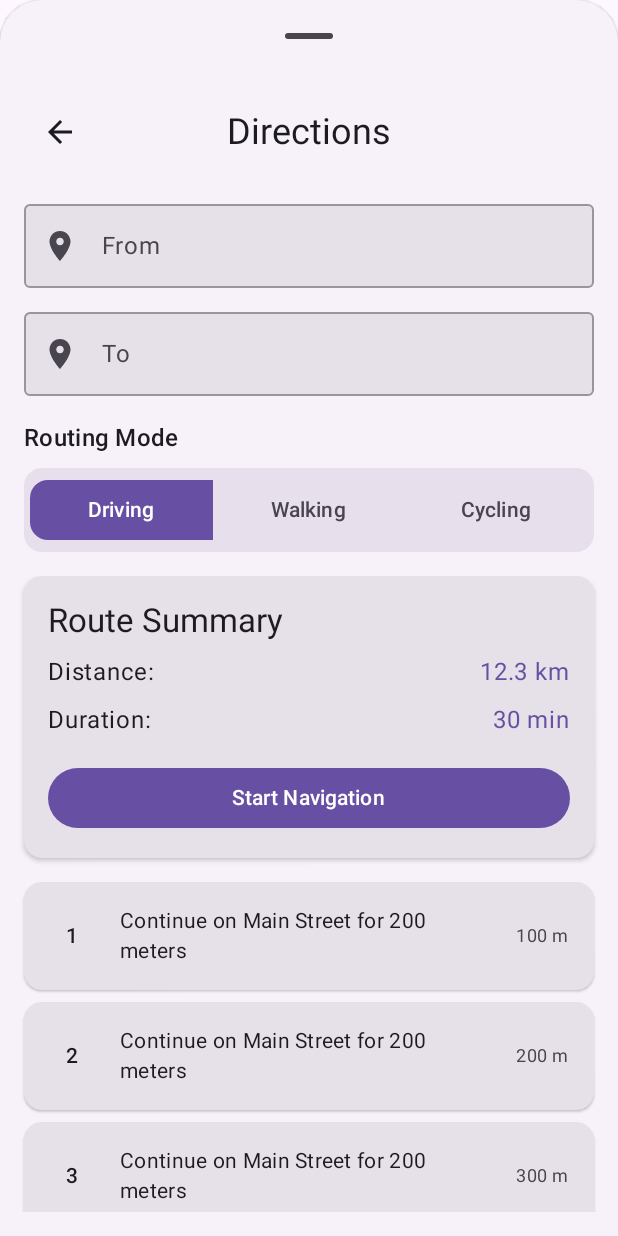
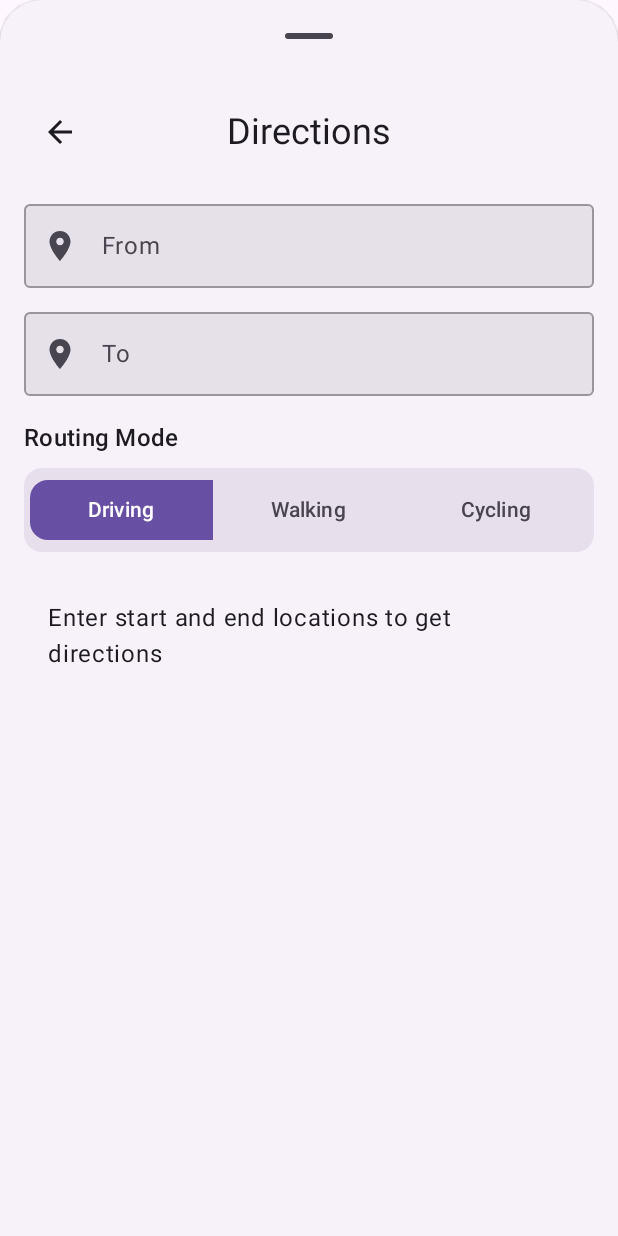
Before and after one commit to ellenhp/cardinal, an Android app built with Jetpack Compose: the DirectionsScreen screen opened through its navigation route, on a phone screen of 412 x 824 dp. Run offline under Robolectric (Android 15) with nearby library versions, the phone set to English and light mode, and no system bars; our stand-ins replace Dagger/Hilt's generated code; libraries missing offline, so code that uses them is left out: io.github.dellisd.spatialk, org.maplibre.compose; 4 statements that could not run were skipped.

Commit message:
feat: fetch and display real directions

```diff
--- a/cardinal-android/app/src/main/java/earth/maps/cardinal/ui/AppContent.kt
+++ b/cardinal-android/app/src/main/java/earth/maps/cardinal/ui/AppContent.kt
@@ -301,15 +301,15 @@ fun AppContent(
                             }
                         }
 
+                        val viewModel: DirectionsViewModel = hiltViewModel()
+                        val currentLocation = mapViewModel.locationFlow.collectAsState().value
+                        val myLocationString = stringResource(R.string.my_location)
+                        LaunchedEffect(key1 = Unit) {
                             val fromPlaceJson = backStackEntry.arguments?.getString("fromPlace")
                             val fromPlace =
                                 fromPlaceJson?.let { Gson().fromJson(it, Place::class.java) }
                             val toPlaceJson = backStackEntry.arguments?.getString("toPlace")
                             val toPlace = toPlaceJson?.let { Gson().fromJson(it, Place::class.java) }
-                        val viewModel: DirectionsViewModel = hiltViewModel()
-
-                        // Get current location from MapViewModel
-                        val currentLocation = mapViewModel.locationFlow.collectAsState().value
 
                             if (fromPlace != null) {
                                 viewModel.updateFromPlace(
@@ -318,7 +318,7 @@ fun AppContent(
                             } else if (currentLocation != null) {
                                 viewModel.updateFromPlace(
                                     Place(
-                                    name = stringResource(R.string.my_location),
+                                        name = myLocationString,
                                         id = Int.MAX_VALUE,
                                         type = "",
                                         icon = "",
@@ -329,6 +329,7 @@ fun AppContent(
                                 )
                             }
                             viewModel.updateToPlace(toPlace)
+                        }
 
                         DirectionsScreen(
                             viewModel = viewModel,
--- a/cardinal-android/app/src/main/java/earth/maps/cardinal/ui/DirectionsScreen.kt
+++ b/cardinal-android/app/src/main/java/earth/maps/cardinal/ui/DirectionsScreen.kt
@@ -12,7 +12,7 @@ import androidx.compose.foundation.layout.size
 import androidx.compose.foundation.lazy.LazyColumn
 import androidx.compose.foundation.shape.CornerSize
 import androidx.compose.material.icons.Icons
-import androidx.compose.material.icons.filled.ArrowBack
+import androidx.compose.material.icons.automirrored.filled.ArrowBack
 import androidx.compose.material.icons.filled.Close
 import androidx.compose.material.icons.filled.LocationOn
 import androidx.compose.material3.Button
@@ -65,15 +65,10 @@ fun DirectionsScreen(
     var fieldFocusState by remember { mutableStateOf(FieldFocusState.NONE) }
     val isAnyFieldFocused = fieldFocusState != FieldFocusState.NONE
 
-    // Dummy route result for UI demonstration
-    val dummyRouteResult = remember {
-        RouteResult(
-            distance = 12345.6,
-            duration = 1800.0,
-            legs = emptyList(),
-            units = "kilometers"
-        )
-    }
+    // Get route result from ViewModel
+    val routeResult = viewModel.routeResult
+    val isRouteLoading = viewModel.isRouteLoading
+    val routeError = viewModel.routeError
 
     Column(
         modifier = Modifier
@@ -103,7 +98,7 @@ fun DirectionsScreen(
                 ) {
                     IconButton(onClick = onBack) {
                         Icon(
-                            imageVector = Icons.Default.ArrowBack,
+                            imageVector = Icons.AutoMirrored.Filled.ArrowBack,
                             contentDescription = "Back"
                         )
                     }
@@ -167,10 +162,43 @@ fun DirectionsScreen(
             }
 
             // Route results
+            when {
+                isRouteLoading -> {
+                    Text(
+                        text = "Calculating route...",
+                        modifier = Modifier
+                            .fillMaxWidth()
+                            .padding(16.dp)
+                    )
+                }
+
+                routeError != null -> {
+                    Text(
+                        text = "Error: $routeError",
+                        color = MaterialTheme.colorScheme.error,
+                        modifier = Modifier
+                            .fillMaxWidth()
+                            .padding(16.dp)
+                    )
+                }
+
+                routeResult != null -> {
                     RouteResults(
-                routeResult = dummyRouteResult,
+                        routeResult = routeResult,
                         modifier = Modifier.fillMaxWidth()
                     )
+                }
+
+                else -> {
+                    // No route calculated yet
+                    Text(
+                        text = "Enter start and end locations to get directions",
+                        modifier = Modifier
+                            .fillMaxWidth()
+                            .padding(16.dp)
+                    )
+                }
+            }
         } else {
             // Show only the focused field and search results when a field is focused
             val currentFocusState = fieldFocusState
@@ -187,7 +215,7 @@ fun DirectionsScreen(
                         FieldFocusState.NONE
                     }
                 },
-                isFocused = isAnyFieldFocused,
+                isFocused = true,
                 modifier = Modifier
                     .fillMaxWidth()
                     .padding(bottom = 8.dp)
@@ -230,7 +258,7 @@ private fun PlaceField(
     onTextFieldFocusChange: (Boolean) -> Unit = {},
     isFocused: Boolean = false
 ) {
-    var textFieldValue by remember { mutableStateOf(place?.name ?: "") }
+    var textFieldValue by remember(place) { mutableStateOf(place?.name ?: "") }
     val focusRequester = remember { FocusRequester() }
 
     OutlinedTextField(
@@ -282,6 +310,11 @@ private fun PlaceField(
         if (isFocused) {
             focusRequester.requestFocus()
         }
+    }
+
+    // Update textFieldValue when place changes
+    LaunchedEffect(place) {
+        textFieldValue = place?.name ?: ""
     }
 }
 
@@ -461,8 +494,10 @@ private fun RouteResults(
             }
         }
 
-        // Dummy route steps
-        items(5) { index ->
+        // Actual route steps
+        routeResult.legs.forEach { leg ->
+            items(leg.steps.size) { index ->
+                val step = leg.steps[index]
                 Card(
                     modifier = Modifier
                         .fillMaxWidth()
@@ -490,7 +525,7 @@ private fun RouteResults(
 
                         // Step instruction
                         Text(
-                        text = "Continue on Main Street for 200 meters",
+                            text = step.instruction,
                             style = MaterialTheme.typography.bodyMedium,
                             modifier = Modifier
                                 .weight(1f)
@@ -499,7 +534,7 @@ private fun RouteResults(
 
                         // Step distance
                         Text(
-                        text = "${(index + 1) * 100} m",
+                            text = "${String.format("%.0f", step.distance * 1000)} m",
                             style = MaterialTheme.typography.bodySmall,
                             color = MaterialTheme.colorScheme.onSurfaceVariant
                         )
@@ -508,3 +543,4 @@ private fun RouteResults(
             }
         }
     }
+}
--- a/cardinal-android/app/src/main/java/earth/maps/cardinal/viewmodel/DirectionsViewModel.kt
+++ b/cardinal-android/app/src/main/java/earth/maps/cardinal/viewmodel/DirectionsViewModel.kt
@@ -10,6 +10,8 @@ import earth.maps.cardinal.data.GeocodeResult
 import earth.maps.cardinal.data.Place
 import earth.maps.cardinal.data.RoutingMode
 import earth.maps.cardinal.geocoding.GeocodingService
+import earth.maps.cardinal.routing.RouteResult
+import earth.maps.cardinal.routing.RoutingService
 import kotlinx.coroutines.FlowPreview
 import kotlinx.coroutines.flow.MutableStateFlow
 import kotlinx.coroutines.flow.StateFlow
@@ -24,7 +26,8 @@ import javax.inject.Inject
 @OptIn(FlowPreview::class)
 @HiltViewModel
 class DirectionsViewModel @Inject constructor(
-    private val geocodingService: GeocodingService
+    private val geocodingService: GeocodingService,
+    private val routingService: RoutingService
 ) : ViewModel() {
 
     // Search query flow for debouncing
@@ -52,6 +55,16 @@ class DirectionsViewModel @Inject constructor(
     var selectedRoutingMode by mutableStateOf(RoutingMode.AUTO)
         private set
 
+    // Route result state
+    var routeResult by mutableStateOf<RouteResult?>(null)
+        private set
+
+    var isRouteLoading by mutableStateOf(false)
+        private set
+
+    var routeError by mutableStateOf<String?>(null)
+        private set
+
     init {
         // Set up debounced search
         searchQueryFlow
@@ -76,14 +89,53 @@ class DirectionsViewModel @Inject constructor(
 
     fun updateFromPlace(place: Place?) {
         fromPlace = place
+        fetchRouteIfNeeded()
     }
 
     fun updateToPlace(place: Place?) {
         toPlace = place
+        fetchRouteIfNeeded()
+    }
+
+    private fun fetchRouteIfNeeded() {
+        val origin = fromPlace
+        val destination = toPlace
+        if (origin != null && destination != null) {
+            fetchRoute(origin, destination)
+        }
+    }
+
+    private fun fetchRoute(origin: Place, destination: Place) {
+        viewModelScope.launch {
+            isRouteLoading = true
+            routeError = null
+            try {
+                // Convert RoutingMode to the string format expected by the routing service
+                val profile = when (selectedRoutingMode) {
+                    RoutingMode.AUTO -> "auto"
+                    RoutingMode.PEDESTRIAN -> "pedestrian"
+                    RoutingMode.BICYCLE -> "bicycle"
+                }
+
+                routingService.getRoute(
+                    origin = origin,
+                    destination = destination,
+                    profile = profile
+                ).collect { result ->
+                    routeResult = result
+                    isRouteLoading = false
+                }
+            } catch (e: Exception) {
+                routeError = e.message ?: "An error occurred while fetching the route"
+                routeResult = null
+                isRouteLoading = false
+            }
+        }
     }
 
     fun updateRoutingMode(mode: RoutingMode) {
         selectedRoutingMode = mode
+        fetchRouteIfNeeded()
     }
 
     private fun performSearch(query: String) {
```
Lines whose indentation alone changed are shown as unchanged.
